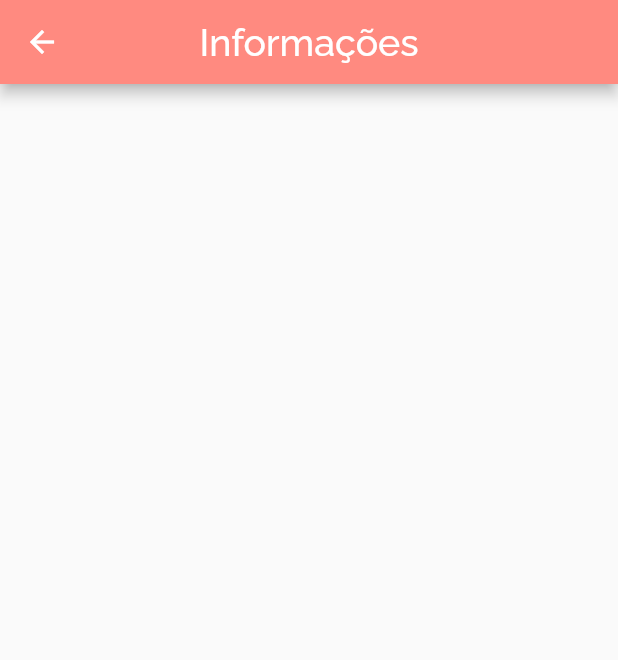
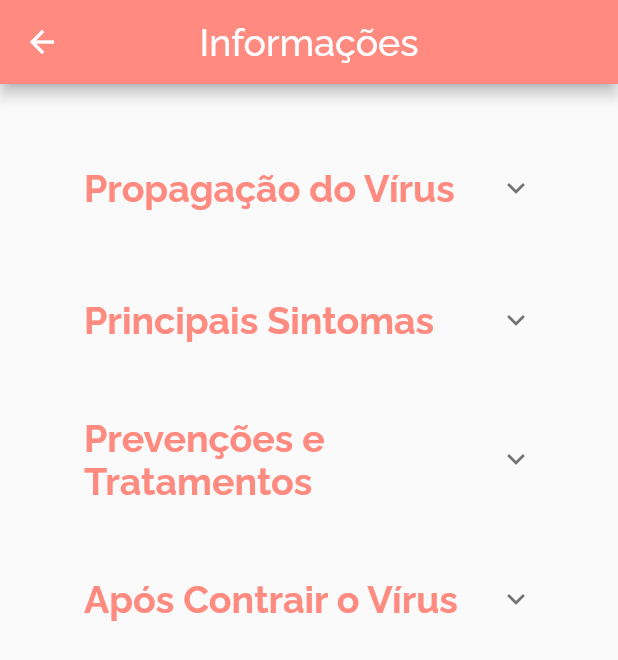
Before and after one commit to MichelHanzenScheeren/covid19_tracker, a Flutter app: the Information screen opened directly, on a phone screen of 412 x 824 dp. Shown: the top 660 px of the screen. Run offline on Flutter 3.47's test engine with Material 2 defaults, Android fonts, the phone set to English and light mode, and no system bars; our stand-ins replace dio, get, google_fonts, sqflite; accounts and stored records are empty.

Commit message:
Pagina de Informações

```diff
--- a/lib/presentation/home/widget/widget_home.dart
+++ b/lib/presentation/home/widget/widget_home.dart
@@ -1,4 +1,3 @@
-import 'package:covid19_tracker_in_flutter/presentation/information/presentation_information.dart';
 import 'package:flutter/material.dart';
 import 'package:google_fonts/google_fonts.dart';
 
--- a/lib/presentation/information/presentation_information.dart
+++ b/lib/presentation/information/presentation_information.dart
@@ -1,3 +1,4 @@
+import 'package:covid19_tracker_in_flutter/presentation/information/widget/widget_information.dart';
 import 'package:flutter/material.dart';
 import 'package:google_fonts/google_fonts.dart';
 
@@ -9,13 +10,36 @@ class Information extends StatefulWidget {
 class _InformationState extends State<Information> {
   @override
   Widget build(BuildContext context) {
-    return Scaffold(
+    return
+      Scaffold(
       appBar: AppBar(
           backgroundColor: Colors.redAccent[100],
           centerTitle: true,
           title: Text('Informações',
               style: GoogleFonts.raleway(fontSize: 25.0, color: Colors.white))),
-      //body: ,
+      body: Padding(
+        padding: const EdgeInsets.all(10.0),
+        child: Column(
+          children: <Widget>[
+            Expansiontile(
+              title: 'Propagação do Vírus',
+              text: '',
+            ),
+            Expansiontile(
+              title: 'Principais Sintomas',
+              text: '',
+            ),
+            Expansiontile(
+              title: 'Prevenções e Tratamentos',
+              text: '',
+            ),
+            Expansiontile(
+              title: 'Após Contrair o Vírus',
+              text: '',
+            ),
+          ],
+        ),
+      ),
     );
   }
 }
--- /dev/null
+++ b/lib/presentation/information/widget/widget_information.dart
@@ -0,0 +1,33 @@
+import 'package:flutter/material.dart';
+import 'package:google_fonts/google_fonts.dart';
+
+class Expansiontile extends StatelessWidget {
+  final String title;
+  final String text;
+
+  const Expansiontile({Key key, this.title, this.text}) : super(key: key);
+
+  @override
+  Widget build(BuildContext context) {
+    return Padding(
+        padding: const EdgeInsets.symmetric(horizontal: 30.0),
+        child: Column(
+          children: <Widget>[
+            SizedBox(height: 30.0),
+            ExpansionTile(
+              title: Text(
+                title,
+                style: GoogleFonts.raleway(
+                    fontSize: 25.0, fontWeight: FontWeight.bold, color: Colors.redAccent[100]),
+              ),
+              children: <Widget>[
+                ListTile(
+                  title: Text(text),
+                )
+              ],
+            ),
+          ],
+        ),
+    );
+  }
+}
```
